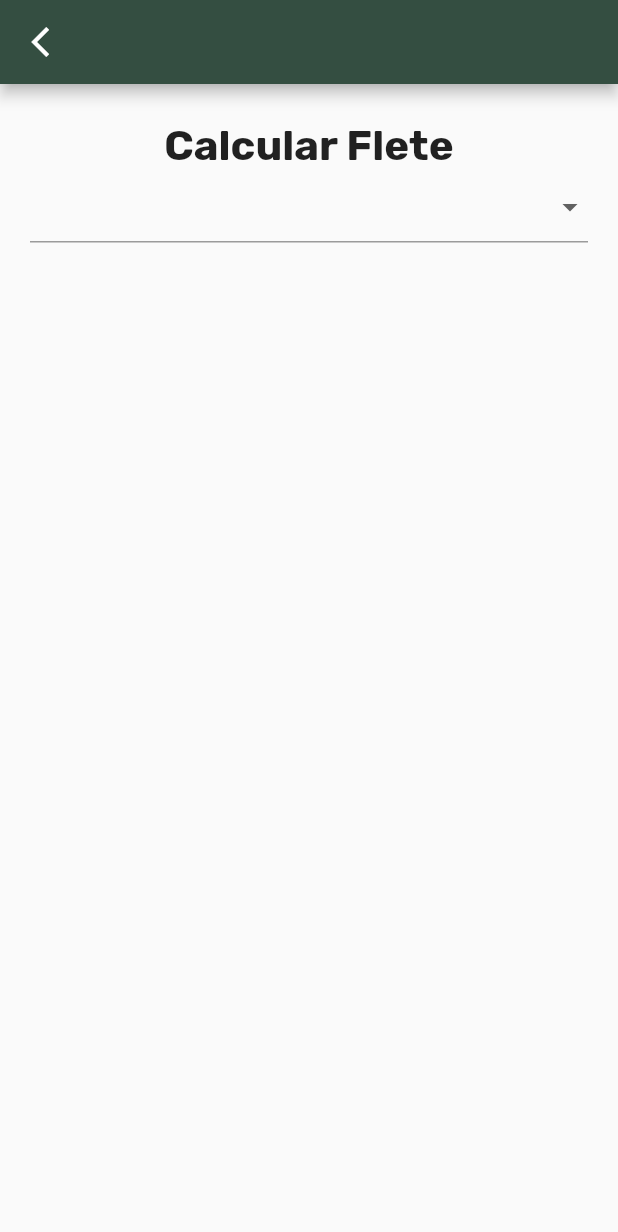
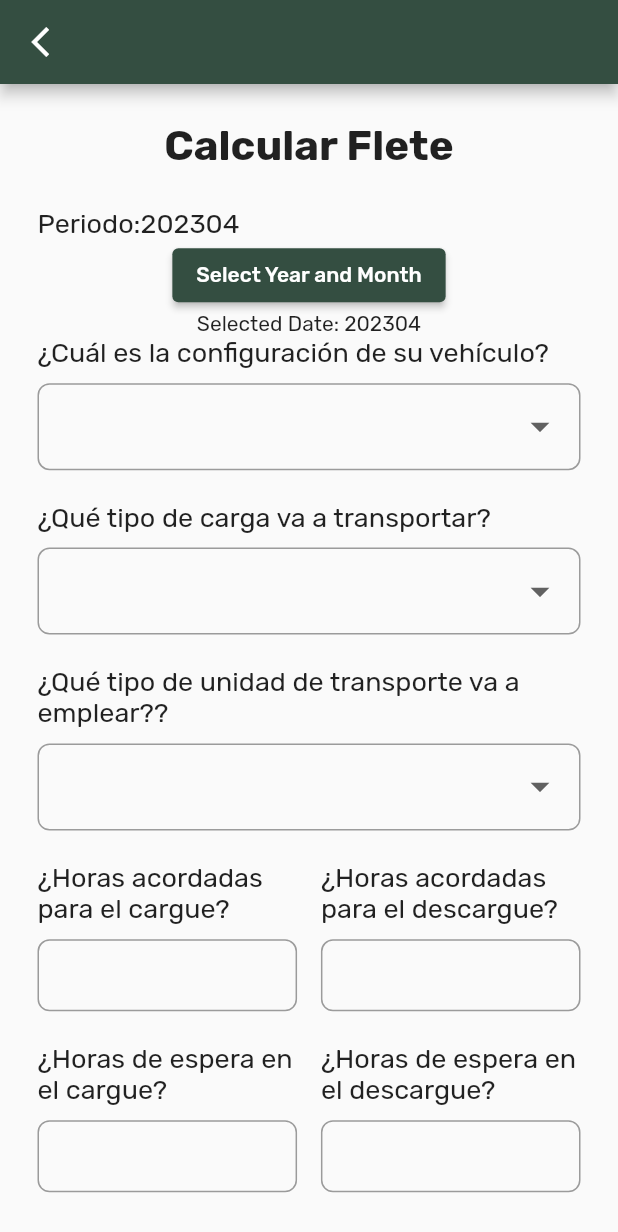
Before and after one commit to crijumubu/MiEnvio, a Flutter app: the FleteForm screen opened by its route, on a phone screen of 412 x 824 dp. Shown: the top 1232 px of the screen. Run offline on Flutter 3.47's test engine with Material 2 defaults, Android fonts, the phone set to English and light mode, and no system bars; our stand-ins replace dot_navigation_bar, google_fonts, google_maps_flutter, intro_slider, qr_flutter, quickalert and 1 more; missing offline and left inert: qrscan; accounts and stored records are empty.

Commit message:
Formulario flete
Comienzo de la implementacion del formulario para calcular el flete.

```diff
--- a/frontend/lib/views/flete_form/flete_form.dart
+++ b/frontend/lib/views/flete_form/flete_form.dart
@@ -1,13 +1,25 @@
 import 'package:flutter/material.dart';
+import 'package:frontend/views/flete_form/widgets/date_picker.dart';
+import 'package:frontend/views/flete_form/widgets/input.dart';
 import 'package:frontend/views/flete_form/widgets/select_input.dart';
 import 'package:frontend/views/register/widgets/header_back.dart';
 import 'package:google_fonts/google_fonts.dart';
+import 'package:intl/intl.dart';
 
-List<String> confVehiculo = ["","Camión dos ejes - Sencillo", "Tractocamión dos ejes - Patineta - Minimula con semiremolque de dos ejes", "Tractocamión dos ejes - Patineta - Minimula con semiremolque de tres ejes", "Camión tres ejes - Dobletroque", "Tractocamión tres ejes - Tractomula con semiremolque de dos ejes", "Tractocamión tres ejes - Tractomula con semiremolque de tres ejes"];
+List<String> confVehiculo = ["Camión dos ejes - Sencillo", "Tractocamión dos ejes - Patineta - Minimula con semiremolque de dos ejes", "Tractocamión dos ejes - Patineta - Minimula con semiremolque de tres ejes", "Camión tres ejes - Dobletroque", "Tractocamión tres ejes - Tractomula con semiremolque de dos ejes", "Tractocamión tres ejes - Tractomula con semiremolque de tres ejes"];
+List<String> tipoCarga = ["General","Contenedor","Carga Refrigerada","Granel Sólido",];
+List<String> tipoTransporte = ["Estacas", "Furgon", "Trayler", "Termoking"];
+List<String> origen = [];
+List<String> destino = [];
+// List<String> tipoCarga = [];
+
+
+
 
 class FleteForm extends StatelessWidget {
   FleteForm({super.key});
-  String conf = "";
+
+  // final String conf = "";
 
   final TextEditingController horaCargue = TextEditingController();
   final TextEditingController horaDescargue = TextEditingController();
@@ -16,27 +28,77 @@ class FleteForm extends StatelessWidget {
 
   @override
   Widget build(BuildContext context) {
-    double height = MediaQuery.of(context).size.height;
+
+    String conf = "";
+    String carga = "";
+    String tipoTrans = "";
+
+
+    final double height = MediaQuery.of(context).size.height;
+    final double width = MediaQuery.of(context).size.width;
+
+
+    final now = DateTime.now();
+    final year = DateFormat.y().format(now); // Extract year
+    final month = now.month.toString().padLeft(2, '0');
+
     return Scaffold(
       appBar: headerBack(context),
-      body: Container(
-        padding: const EdgeInsets.symmetric(horizontal: 20),
+      body: ListView(
+        children: [
+          Padding(
+            padding: const EdgeInsets.symmetric(horizontal: 25),
             child: Column(
               children: [
                 SizedBox(height: height*0.03,),
                 Text("Calcular Flete",
                   style: GoogleFonts.rubik(fontSize: 28, fontWeight: FontWeight.bold),
                 ),
+                SizedBox(height: height*0.03,),
                 Form(
                   child: Column(
                     children:  [
-                  SelectInput(list: confVehiculo, value: conf)
+                      Row(
+                        children: [
+                          Text("Periodo:",
+                            style: GoogleFonts.rubik(fontSize: 18),
+                          ),
+                          Text("$year$month",
+                            style: GoogleFonts.rubik(fontSize: 18),
+                          ),
+                        ],
+                      ),
+                      DatePicker(),
+                      SelectInput(list: confVehiculo, value: conf, label: '¿Cuál es la configuración de su vehículo?',),
+                      SizedBox(height: height*0.025,),
+                      SelectInput(list: tipoCarga, value: carga, label: '¿Qué tipo de carga va a transportar?',),
+                      SizedBox(height: height*0.025,),
+                      SelectInput(list: tipoTransporte, value: tipoTrans, label: '¿Qué tipo de unidad de transporte va a emplear??',),
+                      SizedBox(height: height*0.025,),
+                      Row(
+                        children: [
+                          Input(controller: horaCargue, inputText: "¿Horas acordadas para el cargue?", width: width*0.42,),
+                          const Spacer(),
+                          Input(controller: horaCargue, inputText: "¿Horas acordadas para el descargue?", width: width*0.42,),
+                        ],
+                      ),
+                      SizedBox(height: height*0.025,),
+                      Row(
+                        children: [
+                          Input(controller: horaCargue, inputText: "¿Horas de espera en el cargue?", width: width*0.42,),
+                          const Spacer(),
+                          Input(controller: horaCargue, inputText: "¿Horas de espera en el descargue?", width: width*0.42,),
+                        ],
+                      ),
+                      // SizedBox(height: height*0.025,),
                     ],
                   ),
                 )
               ],
             ),
           ),
+        ],
+      ),
     );
   }
 }
--- /dev/null
+++ b/frontend/lib/views/flete_form/widgets/date_picker.dart
@@ -0,0 +1,41 @@
+import 'package:flutter/material.dart';
+
+class DatePicker extends StatefulWidget {
+  const DatePicker({super.key});
+
+  @override
+   State<DatePicker> createState() => _DatePickerState();
+}
+
+class _DatePickerState extends State<DatePicker> {
+  DateTime _selectedDate = DateTime.now(); // Initialize selected date to current date and time
+
+  Future<void> _selectDate(BuildContext context) async {
+    final DateTime? picked = await showDatePicker(
+      context: context,
+      initialDate: _selectedDate,
+      firstDate: DateTime(DateTime.now().year - 10),
+      lastDate: DateTime(DateTime.now().year + 10),
+      initialDatePickerMode: DatePickerMode.year,
+    );
+
+    if (picked != null && picked != _selectedDate) {
+      setState(() {
+        _selectedDate = picked;
+      });
+    }
+  }
+
+  @override
+  Widget build(BuildContext context) {
+    return Column(
+      children: [
+        ElevatedButton(
+          onPressed: () => _selectDate(context),
+          child: const Text('Select Year and Month'),
+        ),
+        Text('Selected Date: ${_selectedDate.year}${_selectedDate.month.toString().padLeft(2, '0')}'),
+      ],
+    );
+  }
+}
--- a/frontend/lib/views/flete_form/widgets/input.dart
+++ b/frontend/lib/views/flete_form/widgets/input.dart
@@ -1,22 +1,35 @@
 import 'package:flutter/material.dart';
-import 'package:flutter/src/widgets/framework.dart';
-import 'package:flutter/src/widgets/placeholder.dart';
 import 'package:google_fonts/google_fonts.dart';
 
 class Input extends StatelessWidget {
-  const Input({super.key, required this.controller, required this.inputText});
+  const Input({super.key, required this.controller, required this.inputText, required this.width});
   final TextEditingController controller;
   final String inputText;
+  final double width;
 
   @override
   Widget build(BuildContext context) {
-    return Column(
-      children: [
-        Text(inputText,
-          style: GoogleFonts.rubik(),
-        ),
-        TextFormField()
-      ],
+    return SizedBox(
+      width: width,
+      child: Column(
+        children: [
+          SizedBox(
+            width: double.infinity,
+            child: Text(inputText,
+              style: GoogleFonts.rubik(fontSize: 18),
+            ),
+          ),
+          const SizedBox(height:  10,),
+          TextFormField(
+            keyboardType: const TextInputType.numberWithOptions(decimal: true),
+
+            decoration: const InputDecoration(
+              border: OutlineInputBorder(borderRadius: BorderRadius.all(Radius.circular(8))),
+              contentPadding: EdgeInsets.symmetric(vertical: 5, horizontal: 10)
+            ),
+          )
+        ],
+      ),
     );
   }
 }
--- a/frontend/lib/views/flete_form/widgets/select_input.dart
+++ b/frontend/lib/views/flete_form/widgets/select_input.dart
@@ -1,9 +1,11 @@
 import 'package:flutter/material.dart';
+import 'package:google_fonts/google_fonts.dart';
 
 class SelectInput extends StatefulWidget {
-  const SelectInput({super.key, required this.list, required this.value});
+  const SelectInput({super.key, required this.list, required this.value, required this.label});
   final List<String> list;
   final String value;
+  final String label;
 
   @override
   State<SelectInput> createState() => _SelectInputState();
@@ -22,16 +24,33 @@ class _SelectInputState extends State<SelectInput> {
 
   @override
   Widget build(BuildContext context) {
-    return DropdownButtonFormField(
+    return Column(
+      children: [
+        SizedBox(
+          width: double.infinity,
+          child: Text(
+            widget.label,
+            style: GoogleFonts.rubik(fontSize: 18),
+            textAlign: TextAlign.left,
+          )
+        ),
+        const SizedBox(height:  10,),
+        DropdownButtonFormField(
           isExpanded: true,
+          isDense: false,
           decoration: const InputDecoration(
+            focusColor: Colors.amber,
+            hoverColor: Colors.red,
+            border: OutlineInputBorder(borderRadius: BorderRadius.all(Radius.circular(8))),
+            contentPadding: EdgeInsets.symmetric(vertical: 5, horizontal: 10)
+          ),
 
-      ),
           icon: const Icon(Icons.arrow_drop_down),
+          iconSize: 30,
           items:widget.list.map((value){
             return DropdownMenuItem(
               value: value,
-          child: Text(value)
+              child: Text(value, style: GoogleFonts.rubik(color: Colors.black87),)
             );
           }).toList(),
           onChanged: (String? value){
@@ -39,6 +58,8 @@ class _SelectInputState extends State<SelectInput> {
               btnValue = value!;
             });
           }
+        ),
+      ],
     );
   }
 }
```
Also changed, not shown: frontend/pubspec.yaml (+8 -1 lines), frontend/lib/controller/location_controller.dart (added), frontend/lib/main.dart (line endings or trailing spaces), frontend/pubspec.lock, 1 other file. Lines whose indentation alone changed are shown as unchanged.
